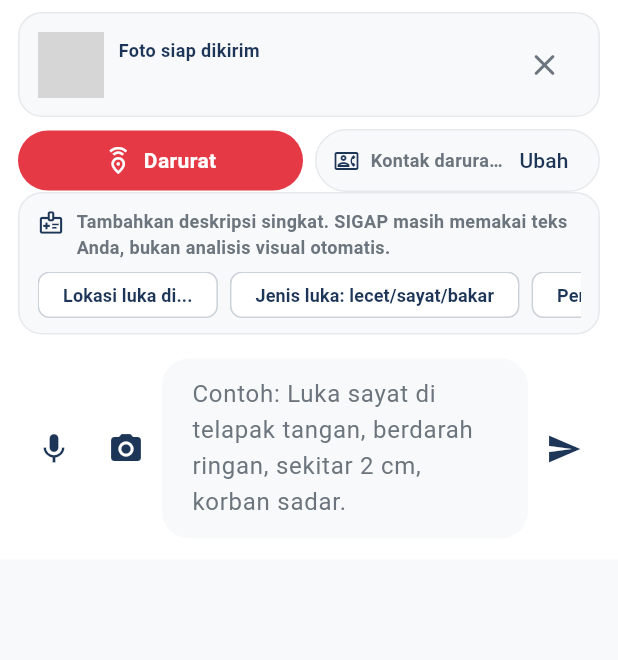
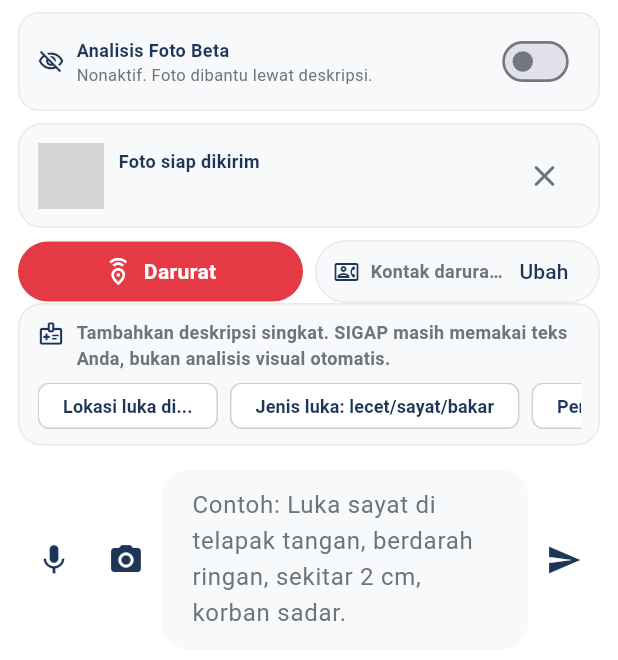
Before and after one commit to gintoki05/sigap-public, a Flutter app: the _BottomInputBar widget shown alone on an empty page, opened directly with empty values, on a phone screen of 412 x 824 dp. Shown: the top 660 px of the screen. Run offline on Flutter 3.47's test engine with Material 3 defaults, Android fonts, the phone set to English and light mode, and no system bars; our stand-ins replace connectivity_plus, file_picker, flutter_tts, geolocator, image_picker, shared_preferences and 1 more; missing offline and left inert: flutter_gemma; accounts and stored records are empty; grey boxes are pictures that could not be loaded.

Commit message:
feat: implement assistant screen with Gemma model integration and voice/photo support

```diff
--- a/lib/screens/assistant_screen.dart
+++ b/lib/screens/assistant_screen.dart
@@ -171,11 +171,14 @@ class _AssistantScreenBodyState extends State<_AssistantScreenBody> {
                   emergencyContactPhone: viewModel.emergencyContactPhone,
                   onEditEmergencyContact: () =>
                       _showEmergencyContactDialog(context, viewModel),
-                  pendingPhoto: _pendingPhoto,
-                  onRemovePhoto: _clearPendingPhoto,
-                  onApplyPhotoPrompt: _applyPhotoPrompt,
-                ),
-              ),
+                pendingPhoto: _pendingPhoto,
+                onRemovePhoto: _clearPendingPhoto,
+                onApplyPhotoPrompt: _applyPhotoPrompt,
+                isVisionBetaEnabled: viewModel.isVisionBetaEnabled,
+                visionState: viewModel.visionState,
+                onToggleVisionBeta: viewModel.setVisionBetaEnabled,
+              ),
+            ),
             ),
         ],
       ),
@@ -2044,6 +2047,9 @@ class _BottomInputBar extends StatelessWidget {
   final AssistantPhotoAttachment? pendingPhoto;
   final VoidCallback onRemovePhoto;
   final ValueChanged<String> onApplyPhotoPrompt;
+  final bool isVisionBetaEnabled;
+  final AssistantVisionState visionState;
+  final Future<void> Function(bool value) onToggleVisionBeta;
 
   const _BottomInputBar({
     required this.controller,
@@ -2058,6 +2064,9 @@ class _BottomInputBar extends StatelessWidget {
     required this.pendingPhoto,
     required this.onRemovePhoto,
     required this.onApplyPhotoPrompt,
+    required this.isVisionBetaEnabled,
+    required this.visionState,
+    required this.onToggleVisionBeta,
   });
 
   @override
@@ -2073,6 +2082,76 @@ class _BottomInputBar extends StatelessWidget {
         child: Column(
           mainAxisSize: MainAxisSize.min,
           children: [
+          Container(
+            width: double.infinity,
+            margin: const EdgeInsets.only(bottom: 8),
+            padding: const EdgeInsets.symmetric(horizontal: 12, vertical: 8),
+            decoration: BoxDecoration(
+              color: AppColors.background,
+              borderRadius: BorderRadius.circular(14),
+              border: Border.all(
+                color: AppColors.navy.withValues(alpha: 0.08),
+              ),
+            ),
+            child: Row(
+              children: [
+                Icon(
+                  isVisionBetaEnabled
+                      ? Icons.visibility_outlined
+                      : Icons.visibility_off_outlined,
+                  size: 18,
+                  color: AppColors.navy,
+                ),
+                const SizedBox(width: 8),
+                Expanded(
+                  child: Column(
+                    mainAxisSize: MainAxisSize.min,
+                    crossAxisAlignment: CrossAxisAlignment.start,
+                    children: [
+                      Text(
+                        'Analisis Foto Beta',
+                        style: const TextStyle(
+                          fontSize: 12,
+                          fontWeight: FontWeight.w700,
+                          color: AppColors.navy,
+                        ),
+                      ),
+                      const SizedBox(height: 2),
+                      Text(
+                        switch (visionState) {
+                          AssistantVisionState.disabled =>
+                            'Nonaktif. Foto dibantu lewat deskripsi.',
+                          AssistantVisionState.enabled =>
+                            'Aktif. SIGAP mencoba membaca foto.',
+                          AssistantVisionState.tryingVision =>
+                            'SIGAP sedang membaca foto...',
+                          AssistantVisionState.visionFailedFallback =>
+                            'Foto belum bisa dibaca. Pakai deskripsi teks.',
+                        },
+                        maxLines: 1,
+                        overflow: TextOverflow.ellipsis,
+                        style: const TextStyle(
+                          fontSize: 11,
+                          color: AppColors.textGrey,
+                          height: 1.2,
+                        ),
+                      ),
+                    ],
+                  ),
+                ),
+                const SizedBox(width: 8),
+                Transform.scale(
+                  scale: 0.85,
+                  child: Switch(
+                    value: isVisionBetaEnabled,
+                    onChanged: (value) {
+                      onToggleVisionBeta(value);
+                    },
+                  ),
+                ),
+              ],
+            ),
+          ),
           if (pendingPhoto != null) ...[
             Container(
               width: double.infinity,
@@ -2246,18 +2325,20 @@ class _BottomInputBar extends StatelessWidget {
               child: Column(
                 crossAxisAlignment: CrossAxisAlignment.start,
                 children: [
-                  const Row(
+                  Row(
                     crossAxisAlignment: CrossAxisAlignment.start,
                     children: [
-                      Icon(
+                      const Icon(
                         Icons.medical_information_outlined,
                         size: 18,
                         color: AppColors.navy,
                       ),
-                      SizedBox(width: 8),
+                      const SizedBox(width: 8),
                       Expanded(
                         child: Text(
-                          'Tambahkan deskripsi singkat. SIGAP masih memakai teks Anda, bukan analisis visual otomatis.',
+                          isVisionBetaEnabled
+                              ? 'SIGAP akan mencoba membaca foto luka ini dalam mode beta. Tetap tambahkan deskripsi singkat agar hasil lebih aman jika visual kurang jelas atau perlu fallback.'
+                              : 'Tambahkan deskripsi singkat. SIGAP masih memakai teks Anda, bukan analisis visual otomatis.',
                           style: TextStyle(
                             fontSize: 12,
                             color: AppColors.textGrey,
@@ -2321,7 +2402,9 @@ class _BottomInputBar extends StatelessWidget {
                   maxLines: 4,
                   decoration: InputDecoration(
                     hintText: pendingPhoto != null
-                        ? 'Contoh: Luka sayat di telapak tangan, berdarah ringan, sekitar 2 cm, korban sadar.'
+                        ? isVisionBetaEnabled
+                            ? 'Contoh: Luka sayat di telapak tangan, berdarah ringan, sekitar 2 cm. Tolong cek apakah tampak perlu tindakan cepat.'
+                            : 'Contoh: Luka sayat di telapak tangan, berdarah ringan, sekitar 2 cm, korban sadar.'
                         : 'Ketik kondisi darurat...',
                     hintStyle: const TextStyle(color: AppColors.textGrey),
                     filled: true,
```
Also changed, not shown: lib/services/gemma_service.dart (+146 -13 lines), lib/viewmodels/assistant_view_model.dart (+138 -14 lines).
